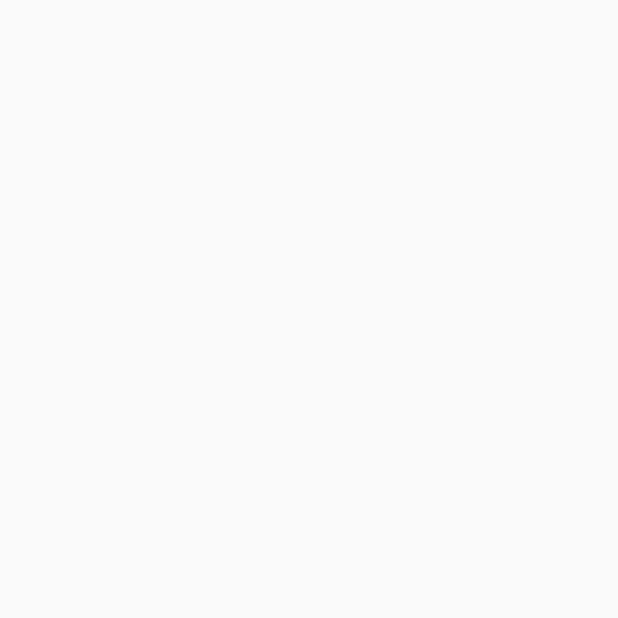
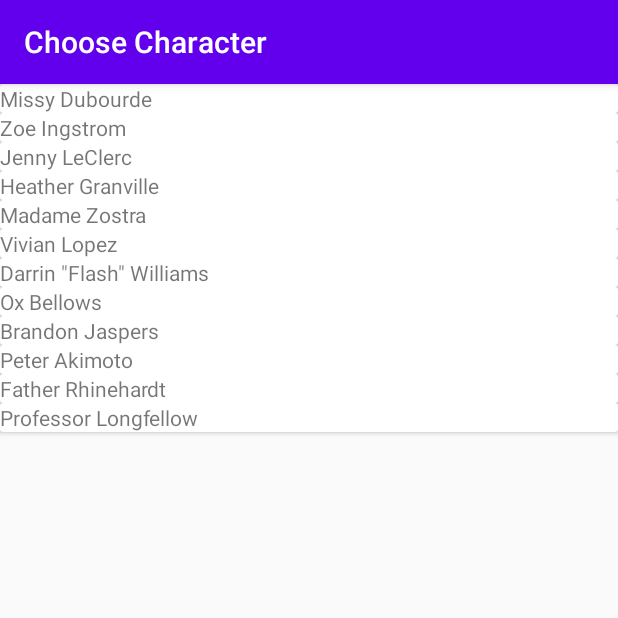
Before and after one commit to jhanson1384/bahoth-assistant-android, an Android app: the ChooseCharacterActivity screen opened directly, with no data from a screen before it, on a phone screen of 412 x 824 dp, the top half of it. Before the commit the part shown is empty. Run offline under Robolectric (Android 15) with nearby library versions, the phone set to English and light mode, and no system bars.

Commit message:
Created RecyclerView to contain list of available characters to choose from

```diff
--- a/app/build.gradle
+++ b/app/build.gradle
@@ -26,6 +26,8 @@ dependencies {
     implementation fileTree(dir: "libs", include: ["*.jar"])
     implementation 'androidx.appcompat:appcompat:1.1.0'
     implementation 'androidx.constraintlayout:constraintlayout:1.1.3'
+    implementation 'androidx.cardview:cardview:1.0.0'
+    implementation 'androidx.recyclerview:recyclerview:1.1.0'
     testImplementation 'junit:junit:4.12'
     androidTestImplementation 'androidx.test.ext:junit:1.1.1'
     androidTestImplementation 'androidx.test.espresso:espresso-core:3.2.0'
--- a/app/src/main/AndroidManifest.xml
+++ b/app/src/main/AndroidManifest.xml
@@ -9,8 +9,10 @@
         android:roundIcon="@mipmap/ic_launcher_round"
         android:supportsRtl="true"
         android:theme="@style/AppTheme">
-        <activity android:name=".ChooseCharacterActivity"></activity>
-        <activity android:name=".MainActivity">
+        <activity android:name=".ChooseCharacterActivity"
+                  android:label="Choose Character"></activity>
+        <activity android:name=".MainActivity"
+                  android:theme="@style/Theme.AppCompat.Light.NoActionBar">
             <intent-filter>
                 <action android:name="android.intent.action.MAIN" />
 
--- a/app/src/main/java/com/jhanson1384/bahothassistant/ChooseCharacterActivity.java
+++ b/app/src/main/java/com/jhanson1384/bahothassistant/ChooseCharacterActivity.java
@@ -1,6 +1,8 @@
 package com.jhanson1384.bahothassistant;
 
 import androidx.appcompat.app.AppCompatActivity;
+import androidx.recyclerview.widget.LinearLayoutManager;
+import androidx.recyclerview.widget.RecyclerView;
 
 import android.os.Bundle;
 
@@ -11,6 +13,10 @@ public class ChooseCharacterActivity extends AppCompatActivity {
     private PlayerCharacter[] all_characters;
     //ArrayList of available characters (can be filtered based on color)
     private ArrayList<PlayerCharacter> available_characters;
+    //RecyclerView for list of characters and associated objects
+    private RecyclerView mRecyclerView;
+    private RecyclerView.Adapter mAdapter;
+    private RecyclerView.LayoutManager mLayoutManager;
 
     @Override
     protected void onCreate(Bundle savedInstanceState) {
@@ -21,6 +27,13 @@ public class ChooseCharacterActivity extends AppCompatActivity {
         initAllCharacters();
         //Populate available_characters list, initially contains all characters
         initAvailCharacters();
+
+        //Setup RecyclerView and associated classes to display characters to choose from
+        mRecyclerView = (RecyclerView) findViewById(R.id.choose_character_recycler_view);
+        mLayoutManager = new LinearLayoutManager(this);
+        mRecyclerView.setLayoutManager(mLayoutManager);
+        mAdapter = new ChooseCharacterAdapter(available_characters);
+        mRecyclerView.setAdapter(mAdapter);
     }
 
     private void initAllCharacters(){
--- /dev/null
+++ b/app/src/main/java/com/jhanson1384/bahothassistant/ChooseCharacterAdapter.java
@@ -0,0 +1,49 @@
+package com.jhanson1384.bahothassistant;
+
+import android.view.LayoutInflater;
+import android.view.View;
+import android.view.ViewGroup;
+import android.widget.TextView;
+
+import androidx.recyclerview.widget.RecyclerView;
+
+import java.util.ArrayList;
+
+public class ChooseCharacterAdapter
+        extends RecyclerView.Adapter<ChooseCharacterAdapter.CharacterOverviewViewHolder>{
+
+    private ArrayList<PlayerCharacter> available_characters;
+
+    public static class CharacterOverviewViewHolder extends RecyclerView.ViewHolder {
+        public TextView character_name;
+
+        CharacterOverviewViewHolder(View v){
+            super(v);
+            character_name = (TextView) v.findViewById(R.id.character_overview_name);
+        }
+    }
+
+    public ChooseCharacterAdapter(ArrayList<PlayerCharacter> available){
+        this.available_characters = available;
+    }
+
+    @Override
+    public ChooseCharacterAdapter.CharacterOverviewViewHolder onCreateViewHolder(ViewGroup parent,
+                                                                                 int viewType) {
+        View v = LayoutInflater.from(parent.getContext())
+                .inflate(R.layout.character_overview_item, parent, false);
+
+        CharacterOverviewViewHolder vh = new CharacterOverviewViewHolder(v);
+        return vh;
+    }
+
+    @Override
+    public void onBindViewHolder(CharacterOverviewViewHolder holder, int index){
+        holder.character_name.setText(available_characters.get(index).getName());
+    }
+
+    @Override
+    public int getItemCount() {
+        return available_characters.size();
+    }
+}
--- a/app/src/main/java/com/jhanson1384/bahothassistant/PlayerCharacter.java
+++ b/app/src/main/java/com/jhanson1384/bahothassistant/PlayerCharacter.java
@@ -261,6 +261,9 @@ public class PlayerCharacter {
         }
     }
 
+    //Accessor methods
+    public String getName() { return this.name; }
+
     //DATA MEMBERS
     private String name;
     //Player color, no two players can choose a character with the same color
--- a/app/src/main/res/layout/activity_choose_character.xml
+++ b/app/src/main/res/layout/activity_choose_character.xml
@@ -6,4 +6,10 @@
     android:layout_height="match_parent"
     tools:context=".ChooseCharacterActivity">
 
+    <androidx.recyclerview.widget.RecyclerView
+        android:id="@+id/choose_character_recycler_view"
+        android:layout_width="match_parent"
+        android:layout_height="match_parent"
+        tools:layout_editor_absoluteX="1dp"
+        tools:layout_editor_absoluteY="1dp" />
 </androidx.constraintlayout.widget.ConstraintLayout>
--- /dev/null
+++ b/app/src/main/res/layout/character_overview_item.xml
@@ -0,0 +1,15 @@
+<?xml version="1.0" encoding="utf-8"?>
+<androidx.cardview.widget.CardView xmlns:android="http://schemas.android.com/apk/res/android"
+    android:layout_width="match_parent"
+    android:layout_height="wrap_content">
+
+    <RelativeLayout
+        android:layout_width="match_parent"
+        android:layout_height="wrap_content">
+
+        <TextView
+            android:id="@+id/character_overview_name"
+            android:layout_width="wrap_content"
+            android:layout_height="wrap_content" />
+    </RelativeLayout>
+</androidx.cardview.widget.CardView>
--- a/app/src/main/res/values/styles.xml
+++ b/app/src/main/res/values/styles.xml
@@ -1,6 +1,6 @@
 <resources>
     <!-- Base application theme. -->
-    <style name="AppTheme" parent="Theme.AppCompat.Light.NoActionBar">
+    <style name="AppTheme" parent="Theme.AppCompat.Light.DarkActionBar">
         <!-- Customize your theme here. -->
         <item name="colorPrimary">@color/colorPrimary</item>
         <item name="colorPrimaryDark">@color/colorPrimaryDark</item>
```
